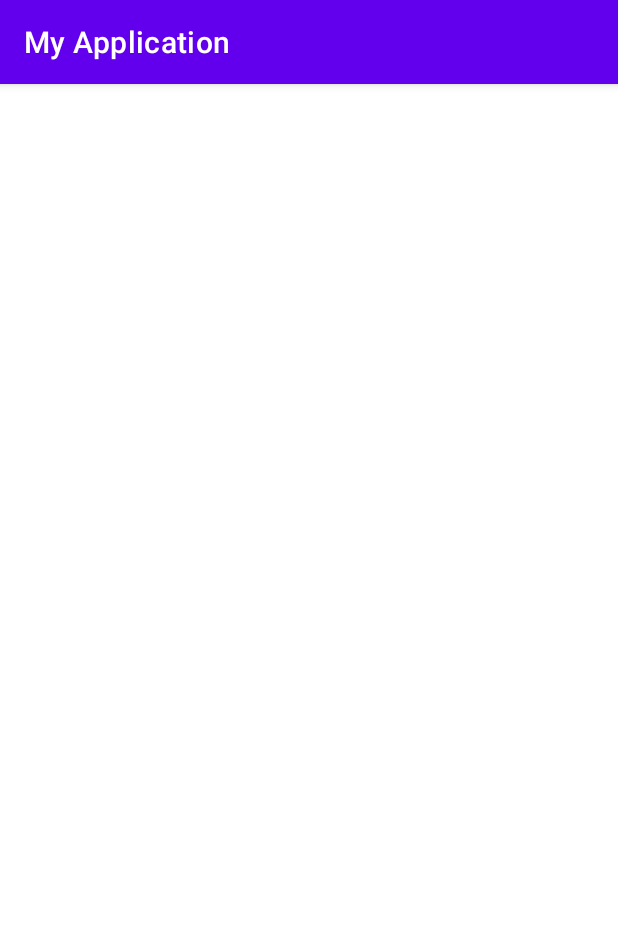
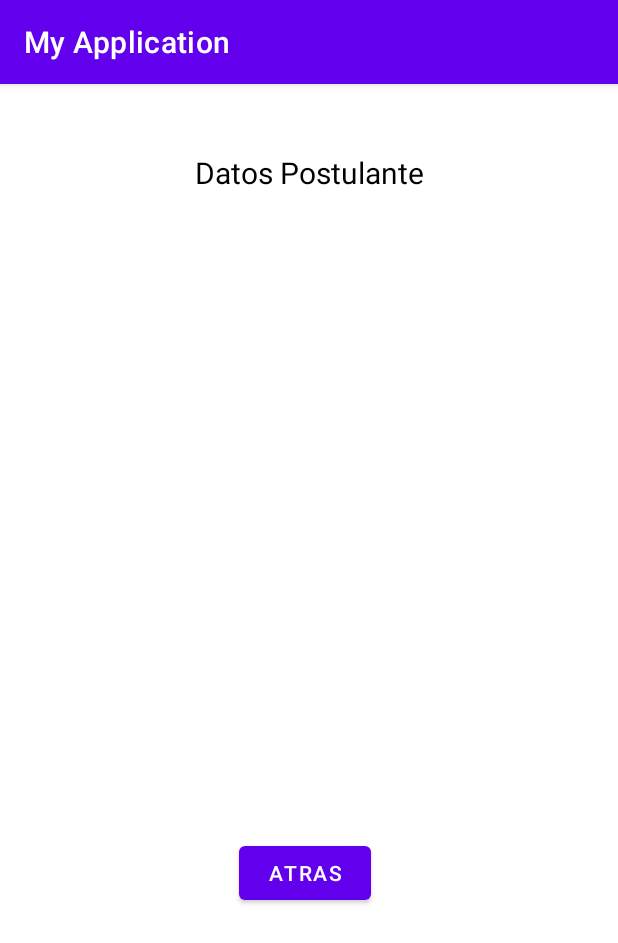
Before and after one commit to Brenda-Huarcaya/IDNP-Lab3, an Android app: the Informacion screen opened directly, with no data from a screen before it, on a phone screen of 412 x 824 dp. Shown: the top 943 px of the screen. Run offline under Robolectric (Android 15) with nearby library versions, the phone set to English and light mode, and no system bars; 6 statements that could not run were skipped.

Commit message:
Se imprimen los datos, pero se borran los anteriores, esto no envia un Objeto

```diff
--- a/app/src/main/java/com/idnp/myapplication/Alumno.java
+++ b/app/src/main/java/com/idnp/myapplication/Alumno.java
@@ -64,4 +64,16 @@ public class Alumno implements Serializable {
     public void setNacimiento(String nacimiento) {
         this.nacimiento = nacimiento;
     }
+
+    @Override
+    public String toString() {
+        return "Alumno{" +
+                "nombre='" + nombre + '\'' +
+                ", apellidoP='" + apellidoP + '\'' +
+                ", apellidoM='" + apellidoM + '\'' +
+                ", colegio='" + colegio + '\'' +
+                ", carrera='" + carrera + '\'' +
+                ", nacimiento='" + nacimiento + '\'' +
+                '}';
+    }
 }
--- a/app/src/main/java/com/idnp/myapplication/Informacion.java
+++ b/app/src/main/java/com/idnp/myapplication/Informacion.java
@@ -2,7 +2,13 @@ package com.idnp.myapplication;
 
 import androidx.appcompat.app.AppCompatActivity;
 
+import android.content.Intent;
 import android.os.Bundle;
+import android.view.View;
+import android.widget.Button;
+import android.widget.EditText;
+import android.widget.TextView;
+
 import java.util.ArrayList;
 
 public class Informacion extends AppCompatActivity {
@@ -11,8 +17,47 @@ public class Informacion extends AppCompatActivity {
     protected void onCreate(Bundle savedInstanceState) {
         super.onCreate(savedInstanceState);
         setContentView(R.layout.activity_informacion);
+/*
+        ArrayList<Alumno> listaUsuario = new ArrayList<>();
+        Alumno  alumno = (Alumno) getIntent().getSerializableExtra("Postulante");
+        listaUsuario.add(alumno);
+*/
+        TextView eApellidoP = findViewById(R.id.eApellidoP);
+        TextView eApellidoM = findViewById(R.id.eApellidoM);
+        TextView eNombres = findViewById(R.id.eNombres);
+        TextView eNacimiento = findViewById(R.id.eFechadeNacimiento);
+        TextView eColegio = findViewById(R.id.eColegio);
+        TextView eCarrera = findViewById(R.id.eCarrera);
+        Button bAtras = findViewById(R.id.bEnviar);
+/*
+        eApellidoP.setText(alumno.getApellidoP().toString());
+        eApellidoM.setText(alumno.getApellidoM());
+        eNombres.setText(alumno.getNombre());
+        eNacimiento.setText(alumno.getNacimiento());
+        eColegio.setText(alumno.getColegio());
+        eCarrera.setText(alumno.getCarrera());
+*/
+        Bundle extras = getIntent().getExtras();
+        String apeP = extras.getString("apellidoP");
+        String apeM = extras.getString("apellidoM");
+        String nam = extras.getString("nombre");
+        String nac = extras.getString("nacimiento");
+        String col = extras.getString("colegio");
+        String carr = extras.getString("carrera");
 
-        ArrayList<Alumno> listaUsuario = new ArrayList<>();
+        eApellidoP.setText(apeP);
+        eApellidoM.setText(apeM);
+        eNombres.setText(nam);
+        eNacimiento.setText(nac);
+        eColegio.setText(col);
+        eCarrera.setText(carr);
 
+        bAtras.setOnClickListener(new View.OnClickListener() {
+            @Override
+            public void onClick(View view) {
+                Intent intent = new Intent(getApplicationContext(), MenuActivity.class);
+                startActivity(intent);
+            }
+        });
     }
 }
--- a/app/src/main/java/com/idnp/myapplication/Postular.java
+++ b/app/src/main/java/com/idnp/myapplication/Postular.java
@@ -31,6 +31,22 @@ public class Postular extends AppCompatActivity {
         bEnviar.setOnClickListener(new View.OnClickListener() {
             @Override
             public void onClick(View view) {
+                String apellidoP = eApellidoP.getText().toString();
+                String apellidoM = eApellidoM.getText().toString();
+                String nombres = eNombres.getText().toString();
+                String nacimiento = eNacimiento.getText().toString();
+                String colegio = eColegio.getText().toString();
+                String carrera = eCarrera.getText().toString();
+
+                Intent detalle = new Intent(Postular.this, Informacion.class);
+                detalle.putExtra("apellidoP", apellidoP);
+                detalle.putExtra("apellidoM", apellidoM);
+                detalle.putExtra("nombre", nombres);
+                detalle.putExtra("nacimiento", nacimiento);
+                detalle.putExtra("colegio", colegio);
+                detalle.putExtra("carrera", carrera);
+
+/*
                 txtMessage.setText("Enviado");
                 postulante.setApellidoM(String.valueOf(eApellidoM));
                 postulante.setApellidoP(String.valueOf(eApellidoP));
@@ -38,6 +54,10 @@ public class Postular extends AppCompatActivity {
                 postulante.setNacimiento(String.valueOf(eNacimiento));
                 postulante.setCarrera(String.valueOf(eCarrera));
                 postulante.setColegio(String.valueOf(eColegio));
+*/
+               //Intent intent = new Intent(.this, Informacion.class);
+                //intent.putExtra("Postulante", postulante);
+                startActivity(detalle);
 
             }
         });
--- a/app/src/main/res/layout/activity_informacion.xml
+++ b/app/src/main/res/layout/activity_informacion.xml
@@ -5,5 +5,133 @@
     android:layout_width="match_parent"
     android:layout_height="match_parent"
     tools:context=".Informacion">
+    <TextView
+        android:id="@+id/tTitulo"
+        android:layout_width="wrap_content"
+        android:layout_height="wrap_content"
+        android:layout_marginStart="116dp"
+        android:layout_marginTop="45dp"
+        android:layout_marginEnd="116dp"
+        android:text="Datos Postulante"
+        android:textAlignment="center"
+        android:textColor="@color/black"
+        android:textSize="20sp"
+        app:layout_constraintEnd_toEndOf="parent"
+        app:layout_constraintStart_toStartOf="parent"
+        app:layout_constraintTop_toTopOf="parent" />
 
+    <Button
+        android:id="@+id/bEnviar"
+        android:layout_width="wrap_content"
+        android:layout_height="wrap_content"
+        android:layout_marginStart="158dp"
+        android:layout_marginTop="49dp"
+        android:layout_marginEnd="164dp"
+        android:text="Atras"
+        app:layout_constraintEnd_toEndOf="parent"
+        app:layout_constraintStart_toStartOf="parent"
+        app:layout_constraintTop_toBottomOf="@+id/eCarrera"
+        tools:ignore="MissingConstraints" />
+
+    <TextView
+        android:id="@+id/eApellidoP"
+        android:layout_width="wrap_content"
+        android:layout_height="wrap_content"
+        android:layout_marginStart="100dp"
+        android:layout_marginTop="37dp"
+        android:layout_marginEnd="101dp"
+        android:autofillHints=""
+        android:ems="10"
+        android:inputType="textPersonName"
+        android:minHeight="48dp"
+        android:text="..."
+        app:layout_constraintEnd_toEndOf="parent"
+        app:layout_constraintStart_toStartOf="parent"
+        app:layout_constraintTop_toBottomOf="@+id/tTitulo"
+        tools:ignore="LabelFor,MissingConstraints" />
+
+    <TextView
+        android:id="@+id/eApellidoM"
+        android:layout_width="wrap_content"
+        android:layout_height="wrap_content"
+        android:layout_marginStart="100dp"
+        android:layout_marginTop="7dp"
+        android:layout_marginEnd="101dp"
+        android:autofillHints=""
+        android:ems="10"
+        android:inputType="textPersonName"
+        android:minHeight="48dp"
+        android:text="..."
+        app:layout_constraintEnd_toEndOf="parent"
+        app:layout_constraintStart_toStartOf="parent"
+        app:layout_constraintTop_toBottomOf="@+id/eApellidoP"
+        tools:ignore="LabelFor,MissingConstraints" />
+
+    <TextView
+        android:id="@+id/eNombres"
+        android:layout_width="wrap_content"
+        android:layout_height="wrap_content"
+        android:layout_marginStart="100dp"
+        android:layout_marginTop="14dp"
+        android:layout_marginEnd="101dp"
+        android:autofillHints=""
+        android:ems="10"
+        android:inputType="textPersonName"
+        android:minHeight="48dp"
+        android:text="..."
+        app:layout_constraintEnd_toEndOf="parent"
+        app:layout_constraintStart_toStartOf="parent"
+        app:layout_constraintTop_toBottomOf="@+id/eApellidoM"
+        tools:ignore="LabelFor,MissingConstraints" />
+
+    <TextView
+        android:id="@+id/eFechadeNacimiento"
+        android:layout_width="wrap_content"
+        android:layout_height="wrap_content"
+        android:layout_marginStart="100dp"
+        android:layout_marginTop="10dp"
+        android:layout_marginEnd="101dp"
+        android:autofillHints=""
+        android:ems="10"
+        android:inputType="date"
+        android:minHeight="48dp"
+        android:text="..."
+        app:layout_constraintEnd_toEndOf="parent"
+        app:layout_constraintStart_toStartOf="parent"
+        app:layout_constraintTop_toBottomOf="@+id/eNombres"
+        tools:ignore="LabelFor,MissingConstraints" />
+
+    <TextView
+        android:id="@+id/eColegio"
+        android:layout_width="wrap_content"
+        android:layout_height="wrap_content"
+        android:layout_marginStart="100dp"
+        android:layout_marginTop="11dp"
+        android:layout_marginEnd="101dp"
+        android:autofillHints=""
+        android:ems="10"
+        android:inputType="textPersonName"
+        android:minHeight="48dp"
+        android:text="..."
+        app:layout_constraintEnd_toEndOf="parent"
+        app:layout_constraintStart_toStartOf="parent"
+        app:layout_constraintTop_toBottomOf="@+id/eFechadeNacimiento"
+        tools:ignore="LabelFor,MissingConstraints" />
+
+    <TextView
+        android:id="@+id/eCarrera"
+        android:layout_width="wrap_content"
+        android:layout_height="wrap_content"
+        android:layout_marginStart="100dp"
+        android:layout_marginTop="12dp"
+        android:layout_marginEnd="101dp"
+        android:autofillHints=""
+        android:ems="10"
+        android:inputType="textPersonName"
+        android:minHeight="48dp"
+        android:text="..."
+        app:layout_constraintEnd_toEndOf="parent"
+        app:layout_constraintStart_toStartOf="parent"
+        app:layout_constraintTop_toBottomOf="@+id/eColegio"
+        tools:ignore="LabelFor,MissingConstraints" />
 </androidx.constraintlayout.widget.ConstraintLayout>
--- a/app/src/main/res/layout/activity_postular.xml
+++ b/app/src/main/res/layout/activity_postular.xml
@@ -28,7 +28,7 @@
         android:layout_marginStart="200dp"
         android:layout_marginEnd="200dp"
         android:layout_marginBottom="80dp"
-        android:text="@string/Enviado"
+        android:text="Enviado"
         android:textAlignment="center"
         android:textSize="30sp"
         app:layout_constraintBottom_toBottomOf="parent"
@@ -44,7 +44,7 @@
         android:layout_marginStart="158dp"
         android:layout_marginTop="49dp"
         android:layout_marginEnd="164dp"
-        android:text="@string/enviar"
+        android:text="Enviar"
         app:layout_constraintEnd_toEndOf="parent"
         app:layout_constraintStart_toStartOf="parent"
         app:layout_constraintTop_toBottomOf="@+id/eCarrera"
@@ -61,7 +61,7 @@
         android:ems="10"
         android:inputType="textPersonName"
         android:minHeight="48dp"
-        android:text="@string/apellido_paterno"
+        android:text="Apellido Paterno"
         app:layout_constraintEnd_toEndOf="parent"
         app:layout_constraintStart_toStartOf="parent"
         app:layout_constraintTop_toBottomOf="@+id/tTitulo"
@@ -78,7 +78,7 @@
         android:ems="10"
         android:inputType="textPersonName"
         android:minHeight="48dp"
-        android:text="@string/apellido_materno"
+        android:text="Apellido Materno"
         app:layout_constraintEnd_toEndOf="parent"
         app:layout_constraintStart_toStartOf="parent"
         app:layout_constraintTop_toBottomOf="@+id/eApellidoP"
@@ -95,7 +95,7 @@
         android:ems="10"
         android:inputType="textPersonName"
         android:minHeight="48dp"
-        android:text="@string/nombres"
+        android:text="Nombres"
         app:layout_constraintEnd_toEndOf="parent"
         app:layout_constraintStart_toStartOf="parent"
         app:layout_constraintTop_toBottomOf="@+id/eApellidoM"
@@ -112,7 +112,7 @@
         android:ems="10"
         android:inputType="date"
         android:minHeight="48dp"
-        android:text="@string/fecha_de_nacimiento"
+        android:text="Nacimiento"
         app:layout_constraintEnd_toEndOf="parent"
         app:layout_constraintStart_toStartOf="parent"
         app:layout_constraintTop_toBottomOf="@+id/eNombres"
@@ -129,7 +129,7 @@
         android:ems="10"
         android:inputType="textPersonName"
         android:minHeight="48dp"
-        android:text="@string/colegio"
+        android:text="Colegio"
         app:layout_constraintEnd_toEndOf="parent"
         app:layout_constraintStart_toStartOf="parent"
         app:layout_constraintTop_toBottomOf="@+id/eFechadeNacimiento"
@@ -146,7 +146,7 @@
         android:ems="10"
         android:inputType="textPersonName"
         android:minHeight="48dp"
-        android:text="@string/carrera"
+        android:text="Carrera"
         app:layout_constraintEnd_toEndOf="parent"
         app:layout_constraintStart_toStartOf="parent"
         app:layout_constraintTop_toBottomOf="@+id/eColegio"
```
